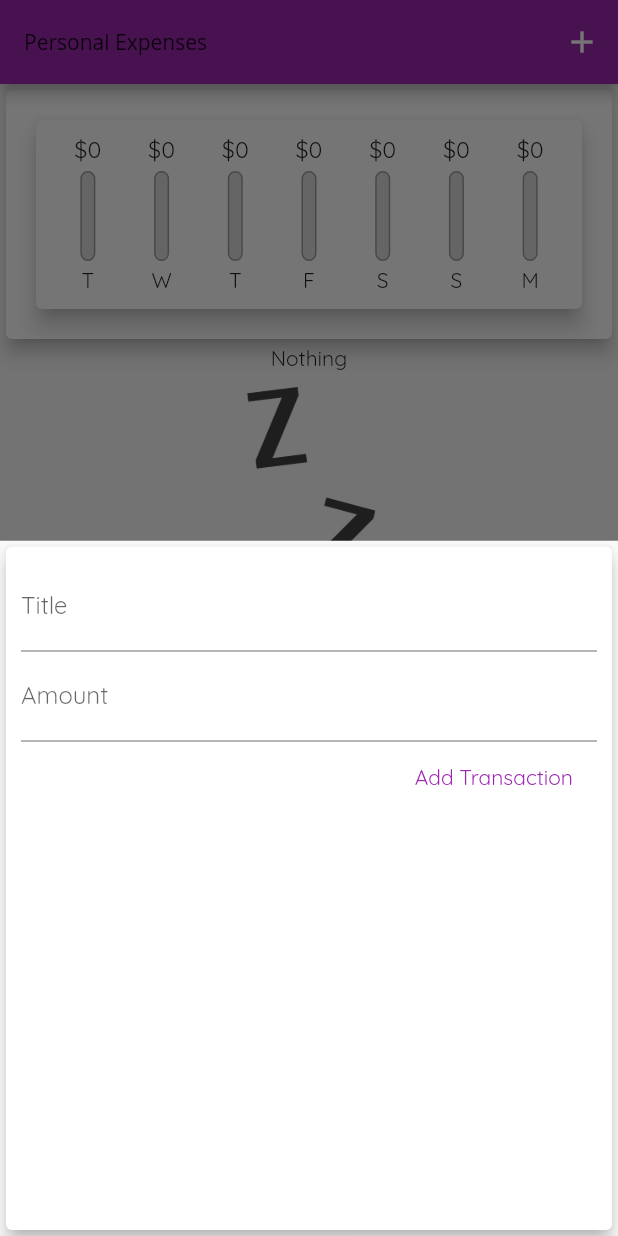
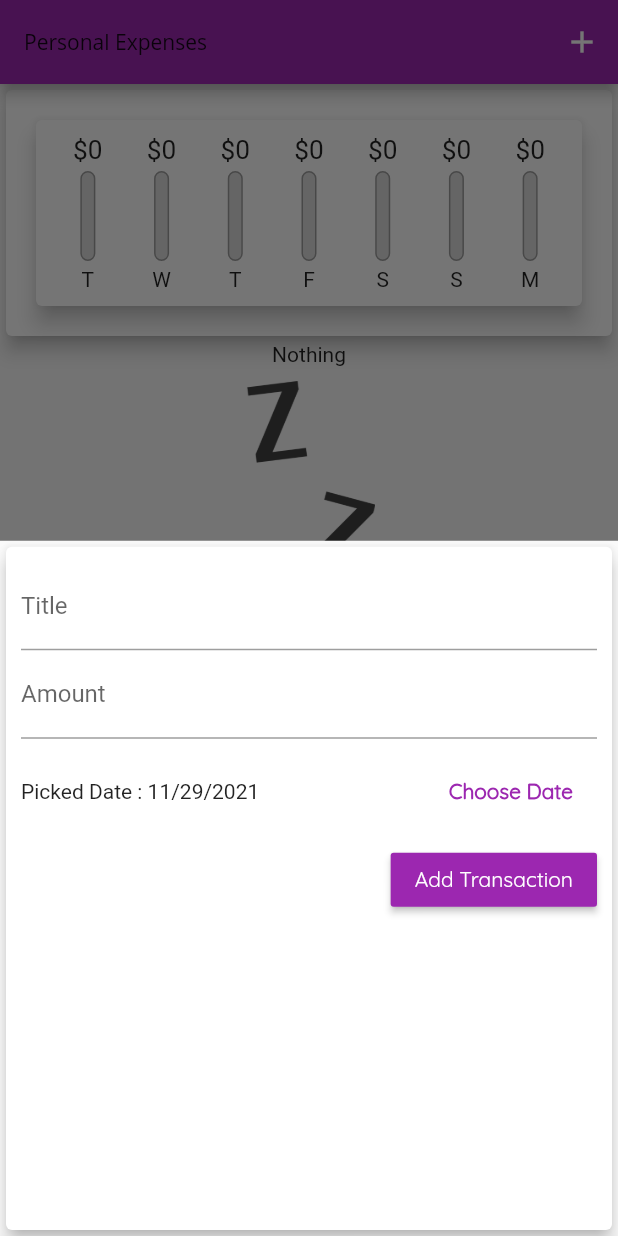
Before and after one commit to dksalsgus/flutter_planning, a Flutter app: the screen it shows after launch, after a tap on the "add" icon, on a phone screen of 412 x 824 dp. Run offline on Flutter 3.47's test engine with Material 2 defaults, Android fonts, the phone set to English and light mode, and no system bars; Roboto replaces fonts that are missing (Open Sans).

Commit message:
datepicker add

```diff
--- a/lib/main.dart
+++ b/lib/main.dart
@@ -16,6 +16,9 @@ class MyApp extends StatelessWidget {
             primarySwatch: Colors.purple,
             accentColor: Colors.amber,
             fontFamily: 'Quicksand',
+            textTheme: ThemeData.light()
+                .textTheme
+                .copyWith(button: TextStyle(color: Colors.white)),
             appBarTheme:
                 AppBarTheme(textTheme: ThemeData.light().textTheme.copyWith())),
         home: MyHomePage());
@@ -44,11 +47,12 @@ class _MyHomePageState extends State<MyHomePage> {
     }).toList();
   }
 
-  void _addNewTransaction(String txTitle, double txAmount) {
+  void _addNewTransaction(
+      String txTitle, double txAmount, DateTime chosenDate) {
     final newTx = Transaction(
         title: txTitle,
         amount: txAmount,
-        date: DateTime.now(),
+        date: chosenDate,
         id: DateTime.now().toString());
 
     setState(() {
@@ -56,9 +60,9 @@ class _MyHomePageState extends State<MyHomePage> {
     });
   }
 
-/**
- *
- */
+  /**
+   *
+   */
   void _startAddNewTransaction(BuildContext ctx) {
     showModalBottomSheet(
         context: ctx,
--- a/lib/widgets/new_transaction.dart
+++ b/lib/widgets/new_transaction.dart
@@ -1,4 +1,5 @@
 import 'package:flutter/material.dart';
+import 'package:intl/intl.dart';
 
 class NewTransaction extends StatefulWidget {
   final Function addTx;
@@ -10,20 +11,40 @@ class NewTransaction extends StatefulWidget {
 }
 
 class _NewTransactionState extends State<NewTransaction> {
-  final titleController = TextEditingController();
-  final amountController = TextEditingController();
+  final _titleController = TextEditingController();
+  final _amountController = TextEditingController();
+  DateTime _selectedDate = DateTime.now();
 
-  void submitData() {
-    final enteredTitle = titleController.text;
-    final enteredAmount = double.parse(amountController.text);
+  void _submitData() {
+    if (_amountController.text.isEmpty) {
+      return;
+    }
+    final enteredTitle = _titleController.text;
+    final enteredAmount = double.parse(_amountController.text);
 
-    if (enteredTitle.isEmpty || enteredAmount <= 0) {
+    if (enteredTitle.isEmpty || enteredAmount <= 0 || _selectedDate == null) {
       return;
     }
 
-    widget.addTx(enteredTitle, enteredAmount);
+    widget.addTx(enteredTitle, enteredAmount, _selectedDate);
 
     Navigator.of(context).pop();
+  }
+
+  void _presentDatePicker() {
+    showDatePicker(
+            context: context,
+            initialDate: DateTime.now(),
+            firstDate: DateTime(2019),
+            lastDate: DateTime.now())
+        .then((pickedDate) {
+      if (pickedDate == null) {
+        return;
+      }
+      setState(() {
+        _selectedDate = pickedDate;
+      });
+    });
   }
 
   @override
@@ -43,23 +64,43 @@ class _NewTransactionState extends State<NewTransaction> {
           children: [
             TextField(
               decoration: InputDecoration(labelText: 'Title'),
-              controller: titleController,
-              onSubmitted: (_) => submitData(),
+              controller: _titleController,
+              onSubmitted: (_) => _submitData(),
               // onChanged: (val) {
               //   titleInput = val;
               // },
             ),
             TextField(
               decoration: InputDecoration(labelText: 'Amount'),
-              controller: amountController,
+              controller: _amountController,
               keyboardType: TextInputType.number,
-              onSubmitted: (_) => submitData(),
+              onSubmitted: (_) => _submitData(),
               // onChanged: (val) => amountInput = val,
             ),
-            FlatButton(
+            Container(
+              height: 70,
+              child: Row(
+                children: [
+                  Expanded(
+                    child: Text(_selectedDate == null
+                        ? 'No Date Chosen!'
+                        : 'Picked Date : ${DateFormat.yMd().format(_selectedDate)}'),
+                  ),
+                  FlatButton(
+                      textColor: Theme.of(context).primaryColor,
+                      onPressed: _presentDatePicker,
+                      child: Text(
+                        'Choose Date',
+                        style: TextStyle(fontWeight: FontWeight.bold),
+                      ))
+                ],
+              ),
+            ),
+            RaisedButton(
                 child: Text('Add Transaction'),
-                textColor: Colors.purple,
-                onPressed: submitData)
+                color: Theme.of(context).primaryColor,
+                textColor: Colors.white,
+                onPressed: _submitData)
           ],
         ),
       ),
```
